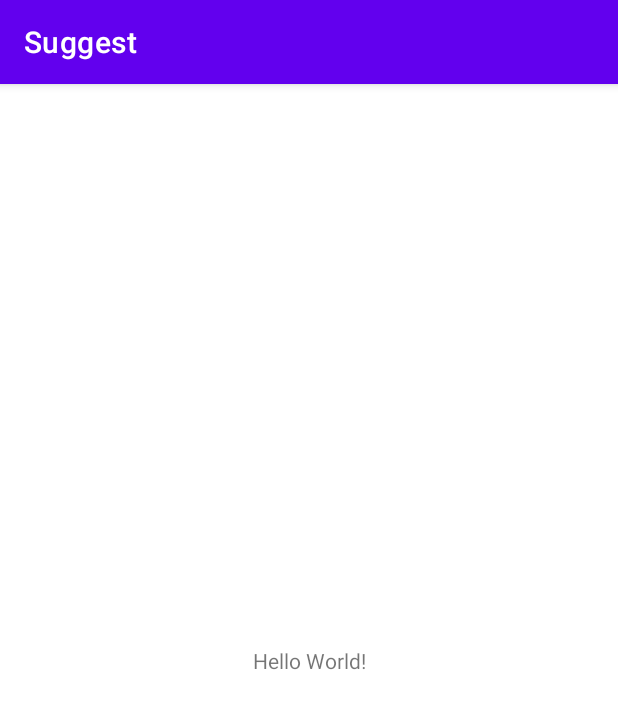
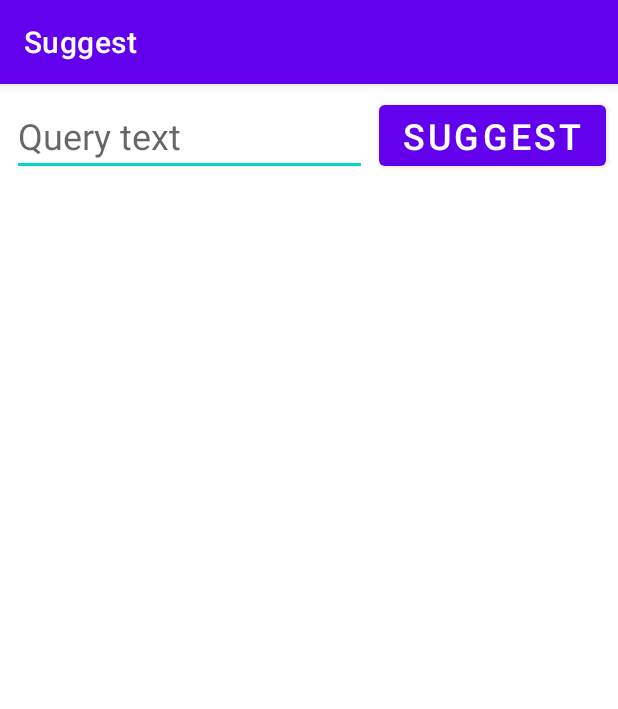
Before and after one commit to Ak10106/NanoLock, an Android app: the screen it shows after launch (MainActivity), on a phone screen of 412 x 824 dp. Shown: the top 709 px of the screen. Run offline under Robolectric (Android 15) with nearby library versions, the phone set to English and light mode, and no system bars.

Commit message:
Implement Google Suggest client

```diff
--- a/app/src/main/AndroidManifest.xml
+++ b/app/src/main/AndroidManifest.xml
@@ -2,8 +2,10 @@
 <manifest xmlns:android="http://schemas.android.com/apk/res/android"
     package="jp.ac.titech.itpro.sdl.suggest">
 
+    <uses-permission android:name="android.permission.INTERNET" />
+
     <application
-        android:allowBackup="true"
+        android:allowBackup="false"
         android:icon="@mipmap/ic_launcher"
         android:label="@string/app_name"
         android:roundIcon="@mipmap/ic_launcher_round"
--- a/app/src/main/java/jp/ac/titech/itpro/sdl/suggest/MainActivity.java
+++ b/app/src/main/java/jp/ac/titech/itpro/sdl/suggest/MainActivity.java
@@ -1,14 +1,118 @@
 package jp.ac.titech.itpro.sdl.suggest;
+
+import android.app.SearchManager;
+import android.content.Intent;
+import android.os.Bundle;
+import android.os.Handler;
+import android.os.Message;
+import android.util.Log;
+import android.view.View;
+import android.widget.AdapterView;
+import android.widget.ArrayAdapter;
+import android.widget.Button;
+import android.widget.EditText;
+import android.widget.ListView;
 
 import androidx.appcompat.app.AppCompatActivity;
 
-import android.os.Bundle;
+import java.lang.ref.WeakReference;
+import java.util.ArrayList;
+import java.util.List;
 
 public class MainActivity extends AppCompatActivity {
+    private final static String TAG = MainActivity.class.getSimpleName();
+
+    private final static int MSG_RESULT = 1234;
+
+    private final SuggestHandler handler = new SuggestHandler(this);
+
+    private EditText input;
+    private ArrayAdapter<String> adapter;
 
     @Override
     protected void onCreate(Bundle savedInstanceState) {
         super.onCreate(savedInstanceState);
+        Log.d(TAG, "onCreate");
         setContentView(R.layout.activity_main);
+
+        input = findViewById(R.id.input);
+
+        Button button = findViewById(R.id.button);
+        button.setOnClickListener(new View.OnClickListener() {
+            @Override
+            public void onClick(View v) {
+                String query = input.getText().toString().trim();
+                if (!query.isEmpty()) {
+                    String suggestUrl = getResources().getString(R.string.suggest_url);
+                    new SuggestThread(suggestUrl, handler, query).start();
+                }
+            }
+        });
+
+        ListView suggested = findViewById(R.id.suggested);
+        adapter = new ArrayAdapter<>(this,
+                android.R.layout.simple_list_item_1,
+                new ArrayList<String>());
+        suggested.setAdapter(adapter);
+        suggested.setOnItemClickListener(new AdapterView.OnItemClickListener() {
+            @Override
+            public void onItemClick(AdapterView<?> parent, View view, int pos, long id) {
+                String text = (String) parent.getItemAtPosition(pos);
+                Intent intent = new Intent(Intent.ACTION_WEB_SEARCH);
+                intent.putExtra(SearchManager.QUERY, text);
+                startActivity(intent);
+            }
+        });
+    }
+
+    public void showResult(List<String> result) {
+        adapter.clear();
+        if (result.isEmpty()) {
+            adapter.add(getResources().getString(R.string.result_no_suggestions));
+        } else {
+            adapter.addAll(result);
+        }
+        adapter.notifyDataSetChanged();
+        input.selectAll();
+    }
+
+
+    private static class SuggestHandler extends Handler {
+        private WeakReference<MainActivity> activityRef;
+
+        SuggestHandler(MainActivity activity) {
+            activityRef = new WeakReference<>(activity);
+        }
+
+        @Override
+        @SuppressWarnings("unchecked")
+        public void handleMessage(Message msg) {
+            MainActivity activity = activityRef.get();
+            if (activity == null || activity.isFinishing()) {
+                return;
+            }
+            if (msg.what == MSG_RESULT) {
+                activity.showResult((List<String>) msg.obj);
+            }
+        }
+    }
+
+    private static class SuggestThread extends Thread {
+
+        private final Suggester suggester;
+        private final SuggestHandler handler;
+        private final String query;
+
+        SuggestThread(String baseUrl, SuggestHandler handler, String query) {
+            this.suggester = new Suggester(baseUrl);
+            this.handler = handler;
+            this.query = query;
+        }
+
+        @Override
+        public void run() {
+            List<String> result = suggester.suggest(query);
+            handler.sendMessage(handler.obtainMessage(MSG_RESULT, result));
+        }
     }
 }
--- a/app/src/main/res/layout/activity_main.xml
+++ b/app/src/main/res/layout/activity_main.xml
@@ -6,13 +6,36 @@
     android:layout_height="match_parent"
     tools:context=".MainActivity">
 
-    <TextView
+    <EditText
+        android:id="@+id/input"
+        android:layout_width="0dp"
+        android:layout_height="wrap_content"
+        android:layout_margin="@dimen/margin"
+        android:hint="@string/hint_query"
+        android:inputType="text"
+        android:textSize="@dimen/text_size"
+        app:layout_constraintEnd_toStartOf="@+id/button"
+        app:layout_constraintStart_toStartOf="parent"
+        app:layout_constraintTop_toTopOf="parent" />
+
+    <Button
+        android:id="@+id/button"
         android:layout_width="wrap_content"
         android:layout_height="wrap_content"
-        android:text="Hello World!"
-        app:layout_constraintBottom_toBottomOf="parent"
-        app:layout_constraintLeft_toLeftOf="parent"
-        app:layout_constraintRight_toRightOf="parent"
+        android:layout_margin="@dimen/margin"
+        android:text="@string/button_suggest"
+        android:textSize="@dimen/text_size"
+        app:layout_constraintEnd_toEndOf="parent"
         app:layout_constraintTop_toTopOf="parent" />
 
+    <ListView
+        android:id="@+id/suggested"
+        android:layout_width="0dp"
+        android:layout_height="0dp"
+        android:layout_margin="@dimen/margin"
+        app:layout_constraintBottom_toBottomOf="parent"
+        app:layout_constraintEnd_toEndOf="parent"
+        app:layout_constraintStart_toStartOf="parent"
+        app:layout_constraintTop_toBottomOf="@+id/button" />
+
 </androidx.constraintlayout.widget.ConstraintLayout>
--- /dev/null
+++ b/app/src/main/res/values/dimens.xml
@@ -0,0 +1,5 @@
+<?xml version="1.0" encoding="utf-8"?>
+<resources>
+    <dimen name="text_size">24sp</dimen>
+    <dimen name="margin">8dp</dimen>
+</resources>
--- a/app/src/main/res/values/strings.xml
+++ b/app/src/main/res/values/strings.xml
@@ -1,3 +1,8 @@
+<?xml version="1.0" encoding="utf-8"?>
 <resources>
     <string name="app_name">Suggest</string>
+    <string name="hint_query">Query text</string>
+    <string name="button_suggest">Suggest</string>
+    <string name="result_no_suggestions">No suggestions</string>
+    <string name="suggest_url">https://www.google.com/complete/search?hl=ja&amp;ie=utf-8&amp;oe=utf-8&amp;output=toolbar&amp;q=</string>
 </resources>
```
Also changed, not shown: app/src/main/java/jp/ac/titech/itpro/sdl/suggest/Suggester.java (added, +69 -0 lines).
